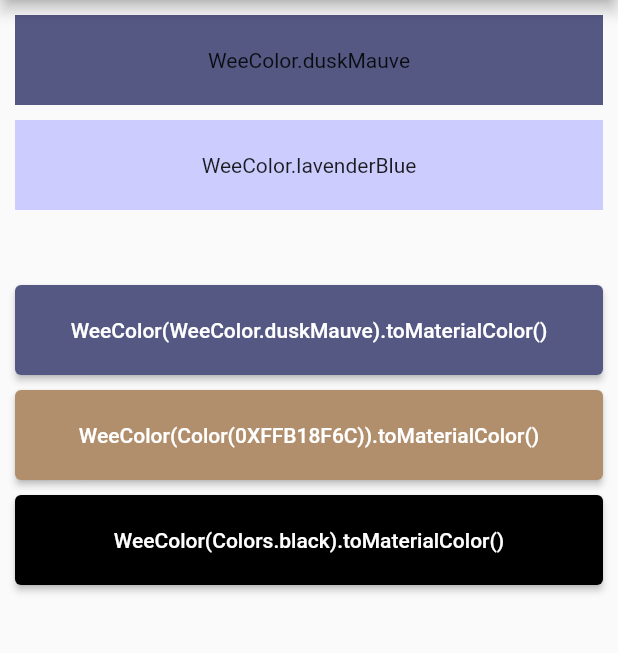
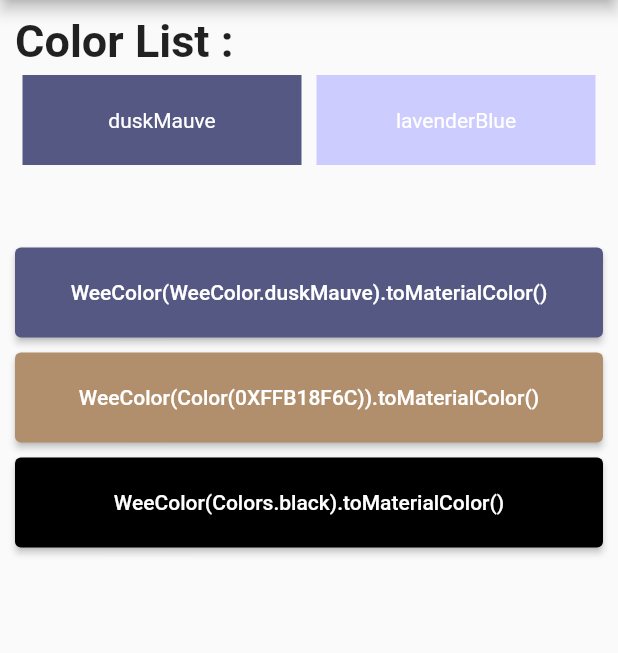
Before and after one commit to hengkysteen/wee_kit, a Flutter app: the screen it shows after launch, after a tap on "WeeColor", on a phone screen of 412 x 824 dp, the part 84-737 px from its top. Run offline on Flutter 3.47's test engine with Material 2 defaults, Android fonts, the phone set to English and light mode, and no system bars.

```diff
--- a/example/analysis_options.yaml
+++ b/example/analysis_options.yaml
@@ -22,8 +22,9 @@ linter:
   # `// ignore_for_file: name_of_lint` syntax on the line or in the file
   # producing the lint.
   rules:
-    # avoid_print: false  # Uncomment to disable the `avoid_print` rule
-    # prefer_single_quotes: true  # Uncomment to enable the `prefer_single_quotes` rule
+    avoid_print: false  # Uncomment to disable the `avoid_print` rule
+    prefer_single_quotes: false  # Uncomment to enable the `prefer_single_quotes` rule
+    prefer_const_constructors: false
 
 # Additional information about this file can be found at
 # https://dart.dev/guides/language/analysis-options
--- a/example/lib/pages/color.dart
+++ b/example/lib/pages/color.dart
@@ -3,6 +3,19 @@ import 'package:wee_kit/wee_kit.dart' show WeeColor;
 
 class ColorPage extends StatelessWidget {
   const ColorPage({Key? key}) : super(key: key);
+
+  Widget _colorWrapper(String string, Color color) {
+    return Expanded(
+      child: Container(
+        margin: EdgeInsets.all(5),
+        height: 60,
+        color: color,
+        child: Center(
+          child: Text(string, style: TextStyle(color: Colors.white)),
+        ),
+      ),
+    );
+  }
 
   @override
   Widget build(BuildContext context) {
@@ -12,23 +25,17 @@ class ColorPage extends StatelessWidget {
         padding: const EdgeInsets.all(10),
         children: [
           Container(
-            height: 60,
-            color: WeeColor.duskMauve,
-            child: const Center(
-              child: Text(
-                "WeeColor.duskMauve",
-              ),
+            child: Text(
+              "Color List :",
+              style: TextStyle(fontWeight: FontWeight.bold,fontSize: 30),
             ),
           ),
-          const SizedBox(height: 10),
-          Container(
-            height: 60,
-            color: WeeColor.lavenderBlue,
-            child: const Center(
-              child: Text(
-                "WeeColor.lavenderBlue",
-              ),
-            ),
+          Row(
+            mainAxisAlignment: MainAxisAlignment.spaceBetween,
+            children: [
+              _colorWrapper("duskMauve", WeeColor.duskMauve),
+              _colorWrapper("lavenderBlue", WeeColor.lavenderBlue),
+            ],
           ),
           const SizedBox(height: 50),
           Theme(
--- a/example/lib/pages/home.dart
+++ b/example/lib/pages/home.dart
@@ -1,4 +1,5 @@
 import 'package:example/pages/color.dart';
+import 'package:example/pages/formater.dart';
 import 'package:flutter/material.dart';
 import 'package:wee_kit/wee_kit.dart';
 
@@ -10,11 +11,13 @@ class HomePage extends StatelessWidget {
   @override
   Widget build(BuildContext context) {
     return Scaffold(
-      appBar: AppBar(title: const Text("wee_kit"),),
+      appBar: AppBar(
+        title: const Text("wee_kit example"),
+      ),
       body: ListView(
         children: [
           ListTile(
-            title: const Text("WeeColor"),
+            title: Text("WeeColor"),
             subtitle: const Text("Color  & MaterialColor"),
             onTap: () => WeeNavigate.to(context, const ColorPage()),
           ),
@@ -22,6 +25,11 @@ class HomePage extends StatelessWidget {
             title: const Text("WeeLoadMoreList"),
             subtitle: const Text("ListView , Loadmore & Refresh"),
             onTap: () => WeeNavigate.to(context, const LoadMorePage()),
+          ),
+          ListTile(
+            title: const Text("Formater"),
+            subtitle: const Text("ListView , Loadmore & Refresh"),
+            onTap: () => WeeNavigate.to(context, const FormaterPage()),
           )
         ],
       ),
--- a/pubspec.yaml
+++ b/pubspec.yaml
@@ -9,6 +9,7 @@ environment:
 dependencies:
   flutter:
     sdk: flutter
+  intl: ^0.17.0
 
 dev_dependencies:
   flutter_test:
```
Also changed, not shown: example/lib/pages/formater.dart (added, +38 -0 lines), lib/input_format.dart (added, +39 -0 lines), example/pubspec.lock, pubspec.lock, 1 other file.
